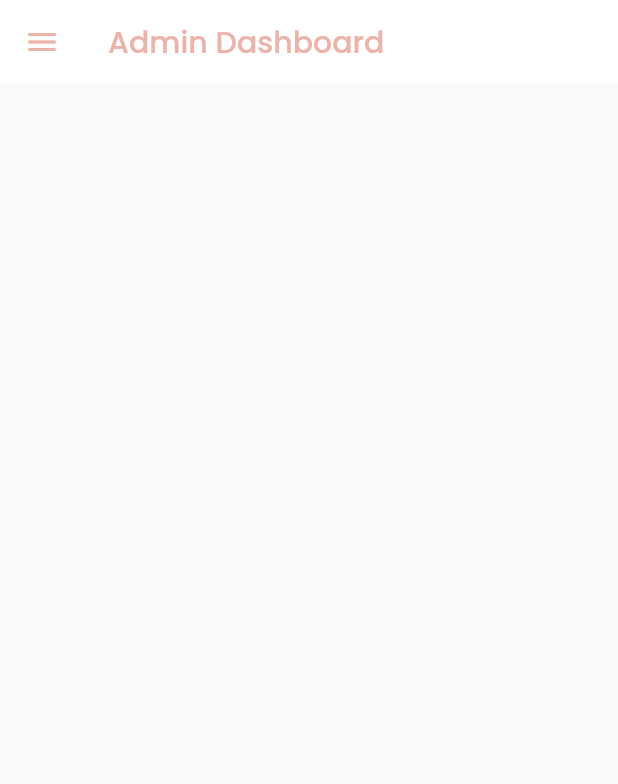
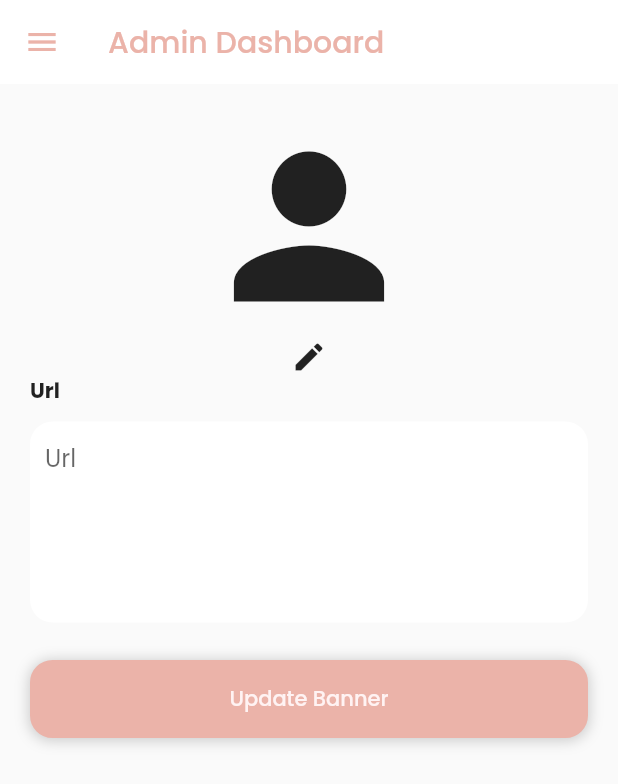
Before and after one commit to Arybobyku/surety-flutter, a Flutter app: the AdminInfoPage screen opened by its route, on a phone screen of 412 x 824 dp. Shown: the top 784 px of the screen. Run offline on Flutter 3.47's test engine with Material 2 defaults, Android fonts, the phone set to English and light mode, and no system bars; our stand-ins replace cached_network_image, chewie, cloud_firestore, file_picker, firebase_auth, firebase_core and 13 more; missing offline and left inert: dart:ffi, flutter_facebook_auth; accounts and stored records are empty; project files that could hold a hidden picture were left out.

Commit message:
update banner

```diff
--- a/lib/main.dart
+++ b/lib/main.dart
@@ -3,6 +3,7 @@ import 'package:surety/injection.dart';
 import 'package:surety/provider/admin.dart';
 import 'package:surety/provider/article_provider.dart';
 import 'package:surety/provider/auth.dart';
+import 'package:surety/provider/banner_provider.dart';
 import 'package:surety/provider/form_provider.dart';
 import 'package:surety/provider/friends_provider.dart';
 import 'package:surety/routes.dart';
@@ -68,6 +69,7 @@ class MyApp extends StatelessWidget {
         ChangeNotifierProvider(create: (context) => AdminProvider()),
         ChangeNotifierProvider(create: (context) => FormProvider()),
         ChangeNotifierProvider(create: (context) => FriendsProvider()),
+        ChangeNotifierProvider(create: (context) => BannerProvider()..getBanner()),
       ],
       child: GetMaterialApp(
         builder: EasyLoading.init(),
--- /dev/null
+++ b/lib/model/banner_model.dart
@@ -0,0 +1,16 @@
+class BannerModel{
+  String? image;
+  String? url;
+
+  BannerModel({this.image,this.url});
+
+  factory BannerModel.fromJson(Map<String, dynamic> json)=>BannerModel(
+    image: json['image'],
+    url: json['url'],
+  );
+
+  toJson() => {
+    'image': image,
+    'url': url,
+  };
+}
--- /dev/null
+++ b/lib/provider/banner_provider.dart
@@ -0,0 +1,30 @@
+import 'dart:io';
+
+import 'package:flutter/cupertino.dart';
+import 'package:surety/model/banner_model.dart';
+import 'package:surety/service/banner_service.dart';
+
+class BannerProvider extends ChangeNotifier {
+  BannerService _bannerService = BannerService();
+  BannerModel? banner = null;
+
+  Future<void> getBanner() async {
+    try {
+      final result = await _bannerService.getBanner();
+      banner = result;
+      notifyListeners();
+    } catch (e) {
+      print(e);
+    }
+  }
+
+  Future<void> updateBanner(File? image,String url) async {
+    try {
+      final result = await _bannerService.update(image,url,banner?.image ?? "-");
+      banner = result;
+      notifyListeners();
+    } catch (e) {
+      print(e);
+    }
+  }
+}
--- /dev/null
+++ b/lib/service/banner_service.dart
@@ -0,0 +1,59 @@
+import 'dart:io';
+
+import 'package:cloud_firestore/cloud_firestore.dart';
+import 'package:firebase_storage/firebase_storage.dart';
+import 'package:surety/model/banner_model.dart';
+
+class BannerService {
+  final CollectionReference _friendsReference =
+      FirebaseFirestore.instance.collection('Banner');
+
+  Reference ref = FirebaseStorage.instance.ref("Banner");
+
+  final bannerId = "123";
+
+  Future<String> saveImage(File image) async {
+    try {
+      final metadata = SettableMetadata(
+        customMetadata: {'picked-file-path': image.path},
+      );
+
+      String fileName =
+          "${DateTime.now().millisecond}-${DateTime.now().minute}-${DateTime.now().hour}-${DateTime.now().day}-${DateTime.now().month}-profile";
+      fileName += image.path.split('/').last;
+      var result = await ref.child(fileName).putFile(image, metadata);
+      String path = await result.ref.getDownloadURL();
+      String profilePath = path;
+      return profilePath;
+    } catch (e) {
+      rethrow;
+    }
+  }
+
+  Future<BannerModel> update(File? image, String url, String oldImage) async {
+    try {
+      final filePath =image!= null ? await saveImage(image) :"";
+      var result = await _friendsReference.doc(bannerId);
+
+      final banner = BannerModel(url: url, image: filePath);
+      await result.set(banner.toJson());
+
+      return banner;
+    } catch (e) {
+      rethrow;
+    }
+  }
+
+  Future<BannerModel?> getBanner() async {
+    try {
+      DocumentSnapshot snapshot = await _friendsReference.doc(bannerId).get();
+      final form = snapshot.data() != null
+          ? BannerModel.fromJson((snapshot.data() as Map<String, dynamic>))
+          : null;
+
+      return form;
+    } catch (e) {
+      rethrow;
+    }
+  }
+}
--- a/lib/ui/admin/info/admin_info_page.dart
+++ b/lib/ui/admin/info/admin_info_page.dart
@@ -1,4 +1,7 @@
+import 'dart:io';
+
 import 'package:cached_network_image/cached_network_image.dart';
+import 'package:file_picker/file_picker.dart';
 import 'package:flutter/material.dart';
 import 'package:flutter_easyloading/flutter_easyloading.dart';
 import 'package:get/get.dart';
@@ -7,8 +10,11 @@ import 'package:rflutter_alert/rflutter_alert.dart';
 import 'package:surety/helper/color_palette.dart';
 import 'package:surety/provider/admin.dart';
 import 'package:surety/provider/auth.dart';
+import 'package:surety/provider/banner_provider.dart';
 import 'package:surety/routes.dart';
+import 'package:surety/ui/widget/button_rounded.dart';
 import 'package:surety/ui/widget/horizontal_icon_label.dart';
+import 'package:surety/ui/widget/input_field_rounded.dart';
 
 class AdminInfoPage extends StatefulWidget {
   const AdminInfoPage({Key? key}) : super(key: key);
@@ -20,6 +26,7 @@ class AdminInfoPage extends StatefulWidget {
 class _AdminInfoPageState extends State<AdminInfoPage> {
   bool getData = true;
   int selectedIndex = Get.arguments ?? 0;
+  File? photoProfile = null;
 
   @override
   void initState() {
@@ -134,12 +141,109 @@ class _AdminInfoPageState extends State<AdminInfoPage> {
           elevation: 0,
         ),
         body: SingleChildScrollView(
-          child: Column(
-            children: [],
-          ),
+          child: Consumer<BannerProvider>(builder: (context, state, _) {
+            String imageUrl = state.banner?.url ?? "";
+            return Padding(
+              padding: const EdgeInsets.all(20),
+              child: Column(
+                children: [
+                  state.banner?.image != null
+                      ? CachedNetworkImage(
+                          imageUrl: state.banner?.image ?? "",
+                          imageBuilder: (context, imageProvider) => Container(
+                            width: double.infinity,
+                            height: 150,
+                            decoration: BoxDecoration(
+                              image: DecorationImage(
+                                image: imageProvider,
+                                fit: BoxFit.cover,
+                              ),
+                            ),
+                          ),
+                          placeholder: (context, url) =>
+                              CircularProgressIndicator(),
+                          errorWidget: (context, url, error) => Icon(
+                            Icons.image,
+                            size: 150,
+                          ),
+                        )
+                      : photoProfile != null
+                          ? Stack(
+                              children: [
+                                Container(
+                                  margin: EdgeInsets.only(top: 15, bottom: 30),
+                                  height: double.infinity,
+                                  width: 150,
+                                  decoration: BoxDecoration(
+                                    image: DecorationImage(
+                                      fit: BoxFit.cover,
+                                      image: FileImage(photoProfile!),
+                                    ),
+                                  ),
+                                ),
+                                Container(
+                                  width: 150,
+                                  height: 150,
+                                  alignment: Alignment.bottomCenter,
+                                  child: InkWell(
+                                    onTap: () {
+                                      setState(() {
+                                        photoProfile = null;
+                                      });
+                                    },
+                                    child:
+                                        Icon(Icons.delete, color: Colors.red),
+                                  ),
+                                )
+                              ],
+                            )
+                          : Icon(
+                              Icons.person,
+                              size: 150,
+                            ),
+                  photoProfile == null
+                      ? InkWell(
+                          onTap: () => doImagePicker(),
+                          child: Icon(Icons.edit),
+                        )
+                      : SizedBox(),
+                  InputFieldRounded(
+                    title: "Url",
+                    hint: "Url",
+                    minLines: 5,
+                    initialValue: state.banner?.url,
+                    onChange: (val) {
+                      imageUrl = val;
+                    },
+                  ),
+                  ButtonRounded(
+                    text: "Update Banner",
+                    onPressed: () {
+                      context.read<BannerProvider>().updateBanner(photoProfile, imageUrl);
+                    },
+                  ),
+                ],
+              ),
+            );
+          }),
         ),
       ),
     );
+  }
+
+  doImagePicker() async {
+    FilePickerResult? result = await FilePicker.platform.pickFiles(
+      type: FileType.custom,
+      allowedExtensions: ['jpg', 'png', 'jpeg'],
+    );
+
+    if (result != null) {
+      setState(() {
+        photoProfile = File(result.files.single.path!);
+      });
+    } else {
+      // User canceled the picker
+    }
   }
 
   doSignOut(BuildContext context) async {
--- a/lib/ui/user/form/user_form_detail_page.dart
+++ b/lib/ui/user/form/user_form_detail_page.dart
@@ -21,8 +21,7 @@ class _UserFormDetailPageState extends State<UserFormDetailPage> {
   @override
   void initState() {
     forms?.sort((a, b) => b.date.compareTo(a.date));
-    print("${forms?.first.key}");
-    if (forms != null && forms?.first.key == FormType.Symptoms.name) {
+    if (forms!= null && forms!.isNotEmpty && forms?.first.key == FormType.Symptoms.name) {
       isSymptoms = true;
       Set<String> dateMap =
           forms!.map((e) => DateFormat("dd-MM-yyyy").format(e.date)).toSet();
--- a/lib/ui/user/home/user_home_page.dart
+++ b/lib/ui/user/home/user_home_page.dart
@@ -12,6 +12,7 @@ import 'package:surety/helper/extension/form_extension.dart';
 import 'package:surety/local_storage_service.dart';
 import 'package:surety/provider/article_provider.dart';
 import 'package:surety/provider/auth.dart';
+import 'package:surety/provider/banner_provider.dart';
 import 'package:surety/provider/form_provider.dart';
 import 'package:surety/provider/product_provider.dart';
 import 'package:surety/routes.dart';
@@ -177,8 +178,14 @@ class _UserHomePageState extends State<UserHomePage> {
                   ),
 
                   ///  Banner
-                  InkWell(
-                    onTap: () {},
+                  Consumer<BannerProvider>(
+                    builder: (context,stateBanner,_) {
+                      return InkWell(
+                        onTap: () {
+                          if(stateBanner.banner?.url!= null){
+                            Get.toNamed(Routes.webView,arguments: stateBanner.banner!.url!);
+                          }
+                        },
                         child: Container(
                           width: double.infinity,
                           height: 120,
@@ -188,10 +195,12 @@ class _UserHomePageState extends State<UserHomePage> {
                             color: ColorPalette.generalPrimaryColor,
                             image: DecorationImage(
                               fit: BoxFit.fill,
-                          image: NetworkImage(Constants.banner),
+                              image: NetworkImage(stateBanner.banner?.image ?? Constants.banner),
                             ),
                           ),
                         ),
+                      );
+                    }
                   ),
 
                   /// Content
```
Also changed, not shown: 1 other file. Lines whose indentation alone changed are shown as unchanged.
